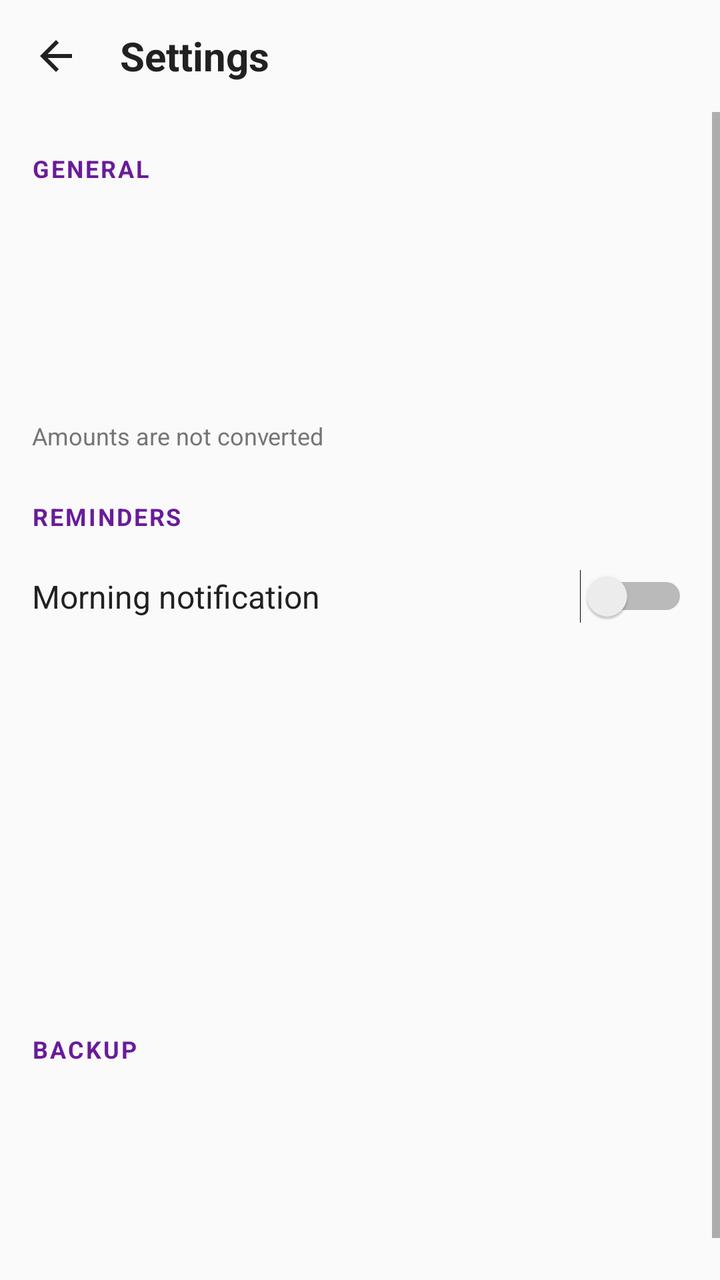
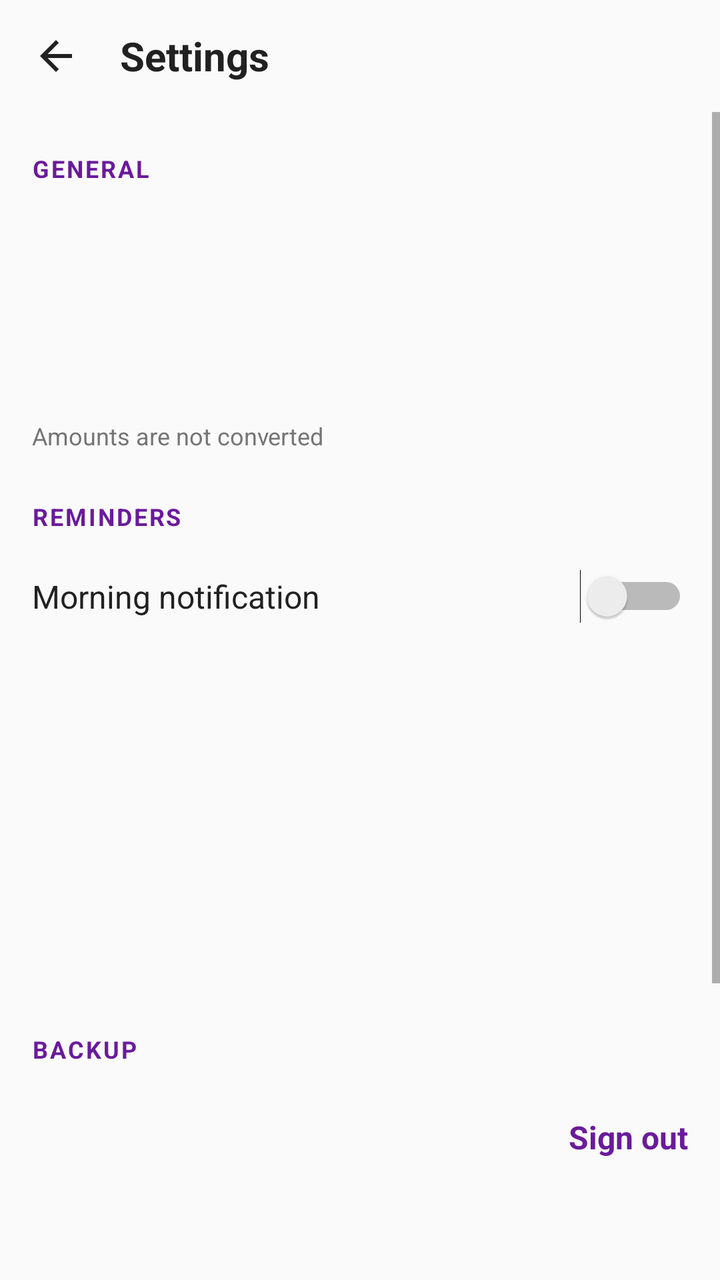

Compare the two renders of this Android layout. The source of the first and the diff that turns it into the second are given below.
<!-- AndroidManifest.xml: application theme AppTheme -->
<!-- res/layout/activity_settings.xml -->
<?xml version="1.0" encoding="utf-8"?>
<LinearLayout xmlns:android="http://schemas.android.com/apk/res/android"
    android:layout_width="match_parent"
    android:layout_height="match_parent"
    android:fitsSystemWindows="true"
    android:orientation="vertical">

    <LinearLayout
        android:layout_width="match_parent"
        android:layout_height="@dimen/title_bar_height"
        android:gravity="center_vertical"
        android:orientation="horizontal">

        <ImageButton
            android:id="@+id/btn_back"
            android:layout_width="@dimen/form_touch"
            android:layout_height="@dimen/form_touch"
            android:layout_marginStart="4dp"
            android:background="@drawable/icon_button_ripple"
            android:contentDescription="@string/detail_back_desc"
            android:src="@drawable/ic_back" />

        <TextView
            android:layout_width="0dp"
            android:layout_height="wrap_content"
            android:layout_weight="1"
            android:ellipsize="end"
            android:paddingStart="8dp"
            android:singleLine="true"
            android:text="@string/settings_title"
            android:textColor="@color/text_primary"
            android:textSize="@dimen/title_text_size"
            android:textStyle="bold" />
    </LinearLayout>

    <ScrollView
        android:layout_width="match_parent"
        android:layout_height="0dp"
        android:layout_weight="1"
        android:overScrollMode="never">

        <LinearLayout
            android:layout_width="match_parent"
            android:layout_height="wrap_content"
            android:orientation="vertical">

        <TextView
            style="@style/SettingsHeader"
            android:text="@string/section_general" />

        <LinearLayout
            android:id="@+id/row_lang"
            style="@style/SettingsRow">

            <LinearLayout
                android:layout_width="0dp"
                android:layout_height="wrap_content"
                android:layout_weight="1"
                android:orientation="vertical">

                <TextView
                    android:id="@+id/row_lang_title"
                    style="@style/SettingsRowTitle" />

                <TextView
                    android:id="@+id/row_lang_sub"
                    style="@style/SettingsRowSub" />
            </LinearLayout>
        </LinearLayout>

        <LinearLayout
            android:id="@+id/row_cur"
            style="@style/SettingsRow">

            <LinearLayout
                android:layout_width="0dp"
                android:layout_height="wrap_content"
                android:layout_weight="1"
                android:orientation="vertical">

                <TextView
                    android:id="@+id/row_cur_title"
                    style="@style/SettingsRowTitle" />

                <TextView
                    android:id="@+id/row_cur_sub"
                    style="@style/SettingsRowSub" />
            </LinearLayout>
        </LinearLayout>

        <TextView
            android:layout_width="match_parent"
            android:layout_height="wrap_content"
            android:paddingStart="@dimen/form_side"
            android:paddingEnd="@dimen/form_side"
            android:paddingBottom="4dp"
            android:text="@string/currency_note"
            android:textColor="@color/text_muted"
            android:textSize="@dimen/settings_note_size" />

        <TextView
            style="@style/SettingsHeader"
            android:text="@string/section_reminders" />

        <LinearLayout
            android:id="@+id/row_notif_blocked"
            style="@style/SettingsRow"
            android:visibility="gone">

            <LinearLayout
                android:layout_width="0dp"
                android:layout_height="wrap_content"
                android:layout_weight="1"
                android:orientation="vertical">

                <TextView
                    style="@style/SettingsRowTitle"
                    android:text="@string/notif_blocked_title"
                    android:textColor="@color/error" />

                <TextView
                    style="@style/SettingsRowSub"
                    android:text="@string/notif_blocked_sub" />
            </LinearLayout>

            <TextView
                android:layout_width="wrap_content"
                android:layout_height="wrap_content"
                android:paddingStart="@dimen/form_gap"
                android:text="@string/notif_blocked_action"
                android:textColor="@color/accent"
                android:textSize="@dimen/form_text_size"
                android:textStyle="bold" />
        </LinearLayout>

        <LinearLayout
            android:id="@+id/row_morning"
            style="@style/SettingsRow">

            <TextView
                style="@style/SettingsRowTitle"
                android:layout_width="0dp"
                android:layout_weight="1"
                android:text="@string/morning_switch" />

            <Switch
                android:id="@+id/switch_morning"
                android:layout_width="wrap_content"
                android:layout_height="wrap_content"
                android:clickable="false"
                android:focusable="false" />
        </LinearLayout>

        <LinearLayout
            android:id="@+id/row_time"
            style="@style/SettingsRow">

            <LinearLayout
                android:layout_width="0dp"
                android:layout_height="wrap_content"
                android:layout_weight="1"
                android:orientation="vertical">

                <TextView
                    android:id="@+id/row_time_title"
                    style="@style/SettingsRowTitle" />

                <TextView
                    android:id="@+id/row_time_sub"
                    style="@style/SettingsRowSub" />
            </LinearLayout>
        </LinearLayout>

        <LinearLayout
            android:id="@+id/row_days"
            style="@style/SettingsRow">

            <LinearLayout
                android:layout_width="0dp"
                android:layout_height="wrap_content"
                android:layout_weight="1"
                android:orientation="vertical">

                <TextView
                    android:id="@+id/row_days_title"
                    style="@style/SettingsRowTitle" />

                <TextView
                    android:id="@+id/row_days_sub"
                    style="@style/SettingsRowSub" />
            </LinearLayout>
        </LinearLayout>

        <LinearLayout
            android:id="@+id/row_visit"
            style="@style/SettingsRow">

            <LinearLayout
                android:layout_width="0dp"
                android:layout_height="wrap_content"
                android:layout_weight="1"
                android:orientation="vertical">

                <TextView
                    android:id="@+id/row_visit_title"
                    style="@style/SettingsRowTitle" />

                <TextView
                    android:id="@+id/row_visit_sub"
                    style="@style/SettingsRowSub" />
            </LinearLayout>
        </LinearLayout>

        <TextView
            style="@style/SettingsHeader"
            android:text="@string/section_backup" />

        <LinearLayout
            android:id="@+id/row_backup"
            style="@style/SettingsRow"
            android:alpha="0.5"
            android:clickable="false"
            android:enabled="false">

            <LinearLayout
                android:layout_width="0dp"
                android:layout_height="wrap_content"
                android:layout_weight="1"
                android:orientation="vertical">

                <TextView
                    android:id="@+id/row_backup_title"
                    style="@style/SettingsRowTitle" />

                <TextView
                    android:id="@+id/row_backup_sub"
                    style="@style/SettingsRowSub" />
            </LinearLayout>
        </LinearLayout>

        <TextView
            android:id="@+id/version"
            android:layout_width="match_parent"
            android:layout_height="wrap_content"
            android:gravity="center"
            android:paddingTop="@dimen/detail_section_gap"
            android:paddingBottom="@dimen/form_bottom_space"
            android:textColor="@color/text_muted"
            android:textSize="@dimen/settings_note_size" />
        </LinearLayout>
    </ScrollView>
</LinearLayout>
<!-- resources referenced by this layout -->
<resources>
  <color name="accent">#6A1B9A</color>
  <color name="error">#B00020</color>
  <color name="text_muted">#757575</color>
  <color name="text_primary">#212121</color>
  <dimen name="detail_section_gap">20dp</dimen>
  <dimen name="form_bottom_space">32dp</dimen>
  <dimen name="form_gap">12dp</dimen>
  <dimen name="form_side">16dp</dimen>
  <dimen name="form_text_size">16sp</dimen>
  <dimen name="form_touch">48dp</dimen>
  <dimen name="settings_note_size">12sp</dimen>
  <dimen name="title_bar_height">56dp</dimen>
  <dimen name="title_text_size">20sp</dimen>
  <!-- drawable ic_back (drawable) -->
  <vector xmlns:android="http://schemas.android.com/apk/res/android"
      android:width="24dp"
      android:height="24dp"
      android:viewportWidth="24"
      android:viewportHeight="24">
      <path
          android:fillColor="@color/text_primary"
          android:pathData="M20,11H7.83l5.59,-5.59L12,4l-8,8 8,8 1.41,-1.41L7.83,13H20v-2z" />
  </vector>
  <!-- drawable icon_button_ripple (drawable) -->
  <?xml version="1.0" encoding="utf-8"?>
  <ripple xmlns:android="http://schemas.android.com/apk/res/android"
      android:color="@color/ripple">
      <item android:id="@android:id/mask">
          <shape android:shape="oval">
              <solid android:color="@android:color/white" />
          </shape>
      </item>
  </ripple>
  <string name="currency_note">Amounts are not converted</string>
  <string name="detail_back_desc">Back</string>
  <string name="morning_switch">Morning notification</string>
  <string name="notif_blocked_action">Open</string>
  <string name="notif_blocked_sub">Reminders cannot be shown</string>
  <string name="notif_blocked_title">Notifications are off</string>
  <string name="section_backup">BACKUP</string>
  <string name="section_general">General</string>
  <string name="section_reminders">REMINDERS</string>
  <string name="settings_title">Settings</string>
  <style name="SettingsHeader">
          <item name="android:layout_width">match_parent</item>
          <item name="android:layout_height">wrap_content</item>
          <item name="android:paddingStart">@dimen/form_side</item>
          <item name="android:paddingEnd">@dimen/form_side</item>
          <item name="android:paddingTop">@dimen/detail_section_gap</item>
          <item name="android:paddingBottom">4dp</item>
          <item name="android:textColor">@color/accent</item>
          <item name="android:textSize">@dimen/settings_header_size</item>
          <item name="android:textAllCaps">true</item>
          <item name="android:textStyle">bold</item>
          <item name="android:letterSpacing">0.08</item>
      </style>
  <style name="SettingsRowSub">
          <item name="android:layout_width">match_parent</item>
          <item name="android:layout_height">wrap_content</item>
          <item name="android:textColor">@color/text_muted</item>
          <item name="android:textSize">@dimen/body_text_size</item>
      </style>
  <style name="SettingsRowTitle">
          <item name="android:layout_width">match_parent</item>
          <item name="android:layout_height">wrap_content</item>
          <item name="android:textColor">@color/text_primary</item>
          <item name="android:textSize">@dimen/form_text_size</item>
      </style>
  <style name="AppTheme" parent="android:Theme.Material.Light.NoActionBar">
          <item name="android:colorAccent">@color/accent</item>
          <item name="android:windowBackground">@color/screen_bg</item>
          <item name="android:statusBarColor">@color/screen_bg</item>
          <item name="android:windowLightStatusBar">true</item>
      </style>
  <color name="ripple">#1F000000</color>
  <dimen name="settings_header_size">12sp</dimen>
  <dimen name="settings_row_height">56dp</dimen>
  <dimen name="body_text_size">14sp</dimen>
  <color name="screen_bg">#FAFAFA</color>
  <!-- unchanged entries left out for length: 1 -->
</resources>

<!-- the commit's change to res/layout/activity_settings.xml (unified diff, before → after) -->
@@ -216,24 +216,92 @@
             android:text="@string/section_backup" />
 
         <LinearLayout
-            android:id="@+id/row_backup"
-            style="@style/SettingsRow"
-            android:alpha="0.5"
-            android:clickable="false"
-            android:enabled="false">
-
-            <LinearLayout
-                android:layout_width="0dp"
-                android:layout_height="wrap_content"
-                android:layout_weight="1"
-                android:orientation="vertical">
-
-                <TextView
-                    android:id="@+id/row_backup_title"
-                    style="@style/SettingsRowTitle" />
-
-                <TextView
-                    android:id="@+id/row_backup_sub"
+            android:id="@+id/row_backup_account"
+            style="@style/SettingsRow">
+
+            <LinearLayout
+                android:layout_width="0dp"
+                android:layout_height="wrap_content"
+                android:layout_weight="1"
+                android:orientation="vertical">
+
+                <TextView
+                    android:id="@+id/row_backup_account_title"
+                    style="@style/SettingsRowTitle" />
+
+                <TextView
+                    android:id="@+id/row_backup_account_sub"
+                    style="@style/SettingsRowSub" />
+            </LinearLayout>
+
+            <TextView
+                android:id="@+id/row_backup_signout"
+                android:layout_width="wrap_content"
+                android:layout_height="@dimen/form_touch"
+                android:gravity="center_vertical"
+                android:paddingStart="@dimen/form_gap"
+                android:text="@string/backup_sign_out"
+                android:textColor="@color/accent"
+                android:textSize="@dimen/form_text_size"
+                android:textStyle="bold" />
+        </LinearLayout>
+
+        <LinearLayout
+            android:id="@+id/row_backup_last"
+            style="@style/SettingsRow">
+
+            <LinearLayout
+                android:layout_width="0dp"
+                android:layout_height="wrap_content"
+                android:layout_weight="1"
+                android:orientation="vertical">
+
+                <TextView
+                    android:id="@+id/row_backup_last_title"
+                    style="@style/SettingsRowTitle" />
+
+                <TextView
+                    android:id="@+id/row_backup_last_sub"
+                    style="@style/SettingsRowSub" />
+            </LinearLayout>
+        </LinearLayout>
+
+        <LinearLayout
+            android:id="@+id/row_backup_now"
+            style="@style/SettingsRow">
+
+            <LinearLayout
+                android:layout_width="0dp"
+                android:layout_height="wrap_content"
+                android:layout_weight="1"
+                android:orientation="vertical">
+
+                <TextView
+                    android:id="@+id/row_backup_now_title"
+                    style="@style/SettingsRowTitle" />
+
+                <TextView
+                    android:id="@+id/row_backup_now_sub"
+                    style="@style/SettingsRowSub" />
+            </LinearLayout>
+        </LinearLayout>
+
+        <LinearLayout
+            android:id="@+id/row_backup_restore"
+            style="@style/SettingsRow">
+
+            <LinearLayout
+                android:layout_width="0dp"
+                android:layout_height="wrap_content"
+                android:layout_weight="1"
+                android:orientation="vertical">
+
+                <TextView
+                    android:id="@+id/row_backup_restore_title"
+                    style="@style/SettingsRowTitle" />
+
+                <TextView
+                    android:id="@+id/row_backup_restore_sub"
                     style="@style/SettingsRowSub" />
             </LinearLayout>
         </LinearLayout>
<!-- resource entries referenced after the edit -->
@@ -33,6 +33,7 @@
           </shape>
       </item>
   </ripple>
+  <string name="backup_sign_out">Sign out</string>
   <string name="currency_note">Amounts are not converted</string>
   <string name="detail_back_desc">Back</string>
   <string name="morning_switch">Morning notification</string>
